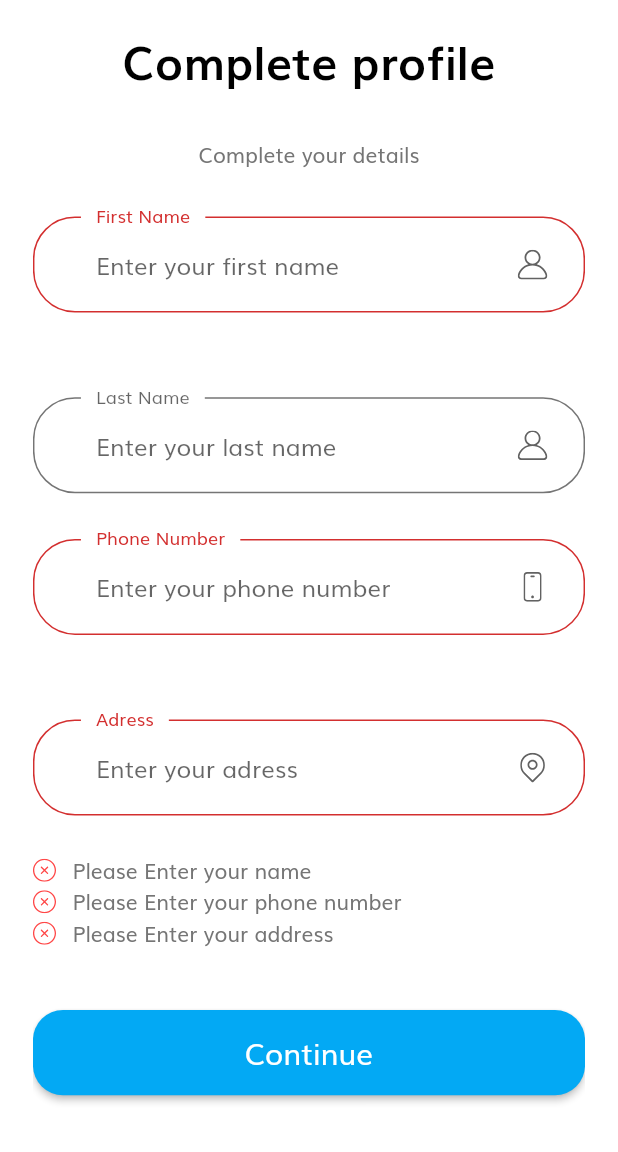
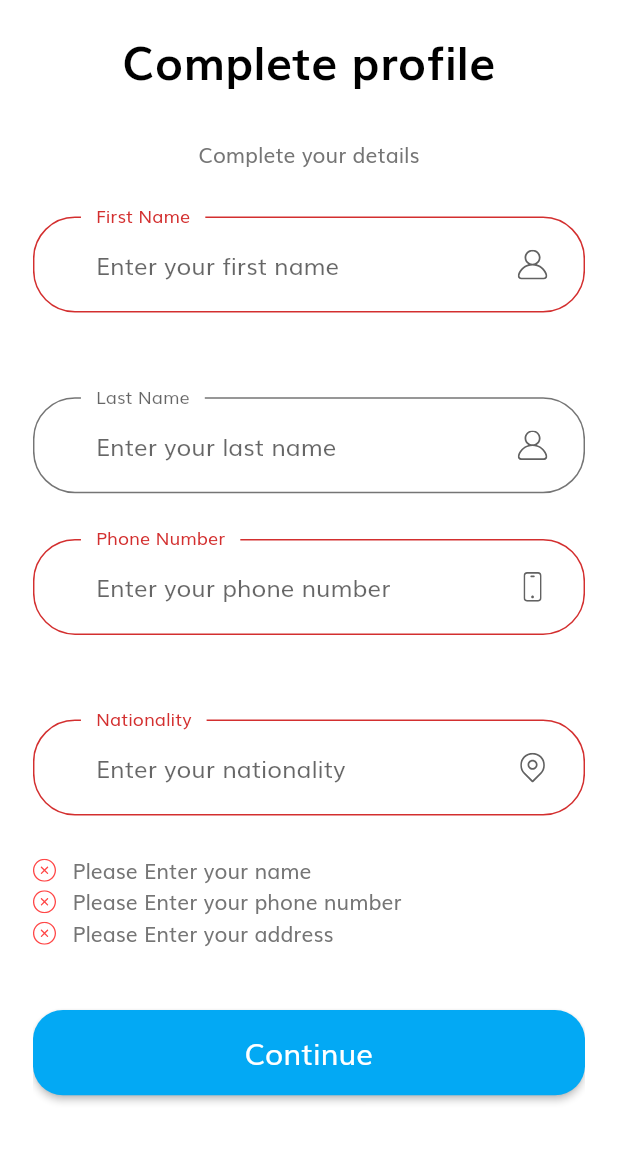
Before and after one commit to AliArafat4/Airline_booking_system, a Flutter app: the CompleteProfileScreen screen opened by its route, after a tap on "Continue", on a phone screen of 412 x 824 dp, the part 84-1236 px from its top. Run offline on Flutter 3.47's test engine with Material 2 defaults, Android fonts, the light colour scheme and no system bars; our stand-ins replace firebase_core, flutter_svg; accounts and stored records are empty; network calls fail.

Commit message:
with_local_database

```diff
--- a/lib/screens/complete_profile/components/complete_profile_form.dart
+++ b/lib/screens/complete_profile/components/complete_profile_form.dart
@@ -1,3 +1,5 @@
+import 'dart:convert';
+
 import 'package:flutter/material.dart';
 import 'package:ics324_project/screens/otp/otp_screen.dart';
 
@@ -6,6 +8,7 @@ import '../../../components/defaultButton.dart';
 import '../../../components/form_error.dart';
 import '../../../constants.dart';
 import '../../../size_config.dart';
+import 'package:http/http.dart' as http;
 
 class CompleteProfileForm extends StatefulWidget {
   const CompleteProfileForm({Key? key}) : super(key: key);
@@ -19,8 +22,40 @@ class _CompleteProfileFormState extends State<CompleteProfileForm> {
   late String firstName;
   late String lastName;
   late String phoneNumber;
-  late String adress;
+  late String nationality;
+  //PASSANGER INCEMENT
+  int Passenger_ID = 1;
   final List<String> errors = [];
+
+  Future passenger() async {
+    try {
+      var url = Uri.parse("http://${ipv4}/passenger.php");
+      int i = 0;
+
+      var url_reg = Uri.parse("http://${ipv4}/email_pass_checker.php");
+      var res = await http.get(url_reg);
+      json.decode(res.body);
+      List list_of_acc = json.decode(res.body);
+      List<String> thisEmail = [];
+      List<String> thisPassword = [];
+
+      var acc_obj = json.decode(res.body)[list_of_acc.length - 1];
+      thisEmail.add(acc_obj['email'.trim()]);
+      thisPassword.add(acc_obj['password'.trim()]);
+
+      var response = await http.post(url, body: {
+        "Fname": firstName,
+        "Lname": lastName,
+        "email": thisEmail[0],
+        "password": thisPassword[0],
+        "Phone_number": phoneNumber,
+        "Nationality": nationality,
+        "Passenger_ID": Passenger_ID,
+      });
+    } catch (e) {
+      print(e);
+    }
+  }
 
   void addError({required String error}) {
     if (!errors.contains(error))
@@ -55,6 +90,7 @@ class _CompleteProfileFormState extends State<CompleteProfileForm> {
           defultButton(
               text: "Continue",
               press: () {
+                passenger();
                 if (_formKey.currentState!.validate()) {
                   //go to OTP
                   Navigator.pushNamed(context, OtpScreen.routeName);
@@ -68,11 +104,12 @@ class _CompleteProfileFormState extends State<CompleteProfileForm> {
   TextFormField buildAdressFormField() {
     return TextFormField(
       // keyboardType: TextInputType.streetAddress,
-      onSaved: (newValue) => adress = newValue!,
+      onSaved: (newValue) => nationality = newValue!,
       onChanged: (value) {
         if (value.isNotEmpty) {
           removeError(error: kAddressNullError);
         }
+        nationality = value;
         return null;
       },
       validator: (value) {
@@ -83,8 +120,8 @@ class _CompleteProfileFormState extends State<CompleteProfileForm> {
         return null;
       },
       decoration: InputDecoration(
-        labelText: "Adress",
-        hintText: "Enter your adress",
+        labelText: "Nationality",
+        hintText: "Enter your nationality",
         floatingLabelBehavior: FloatingLabelBehavior.always,
         suffixIcon: CustomSufficIcon(
           svgIcon: "assets/icons/Location point.svg",
@@ -101,6 +138,7 @@ class _CompleteProfileFormState extends State<CompleteProfileForm> {
         if (value.isNotEmpty) {
           removeError(error: kPhoneNumberNullError);
         }
+        phoneNumber = value;
         return null;
       },
       validator: (value) {
@@ -133,6 +171,10 @@ class _CompleteProfileFormState extends State<CompleteProfileForm> {
           svgIcon: "assets/icons/User.svg",
         ),
       ),
+      onChanged: (value) {
+        lastName = value;
+        return null;
+      },
     );
   }
 
@@ -144,6 +186,7 @@ class _CompleteProfileFormState extends State<CompleteProfileForm> {
         if (value.isNotEmpty) {
           removeError(error: kNamelNullError);
         }
+        firstName = value;
         return null;
       },
       validator: (value) {
--- a/pubspec.yaml
+++ b/pubspec.yaml
@@ -29,7 +29,7 @@ environment:
 dependencies:
   flutter:
     sdk: flutter
-
+  http: ^0.13.4
 
   # The following adds the Cupertino Icons font to your application.
   # Use with the CupertinoIcons class for iOS style icons.
```
Also changed, not shown: lib/screens/sign_in/components/sign_form.dart (+30 -4 lines), pubspec.lock.
